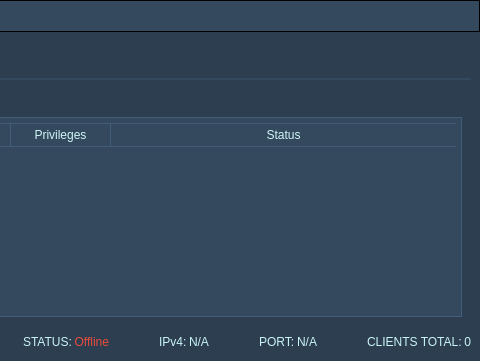
Old version of the form source/gui.ui in the repository 5l1v3r1/Moderat; both pictures show x 314 to 794 and y 0 to 361 of the 794 by 361 pixel window.
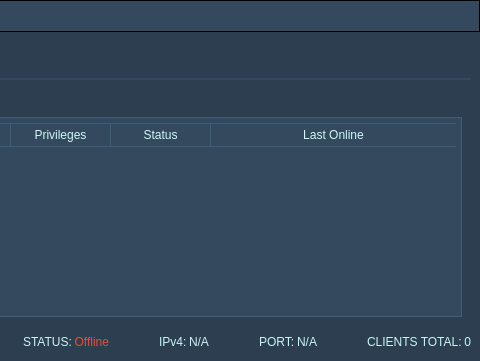
New version of the form. The open tabs and pages were chosen to show the change. Icons and pictures are not drawn.

What changed in the file:
```diff
--- a/source/gui.ui
+++ b/source/gui.ui
@@ -764,6 +764,11 @@
             <string>Status</string>
            </property>
           </column>
+          <column>
+           <property name="text">
+            <string>Last Online</string>
+           </property>
+          </column>
          </widget>
         </item>
         <item row="0" column="1">
```
